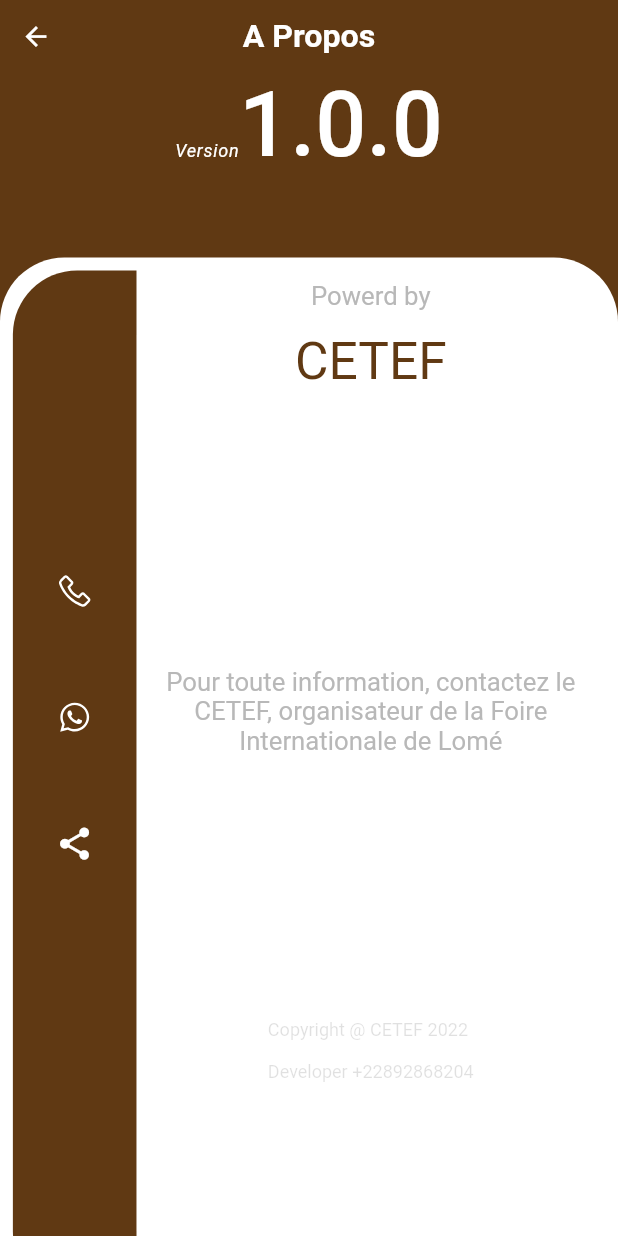
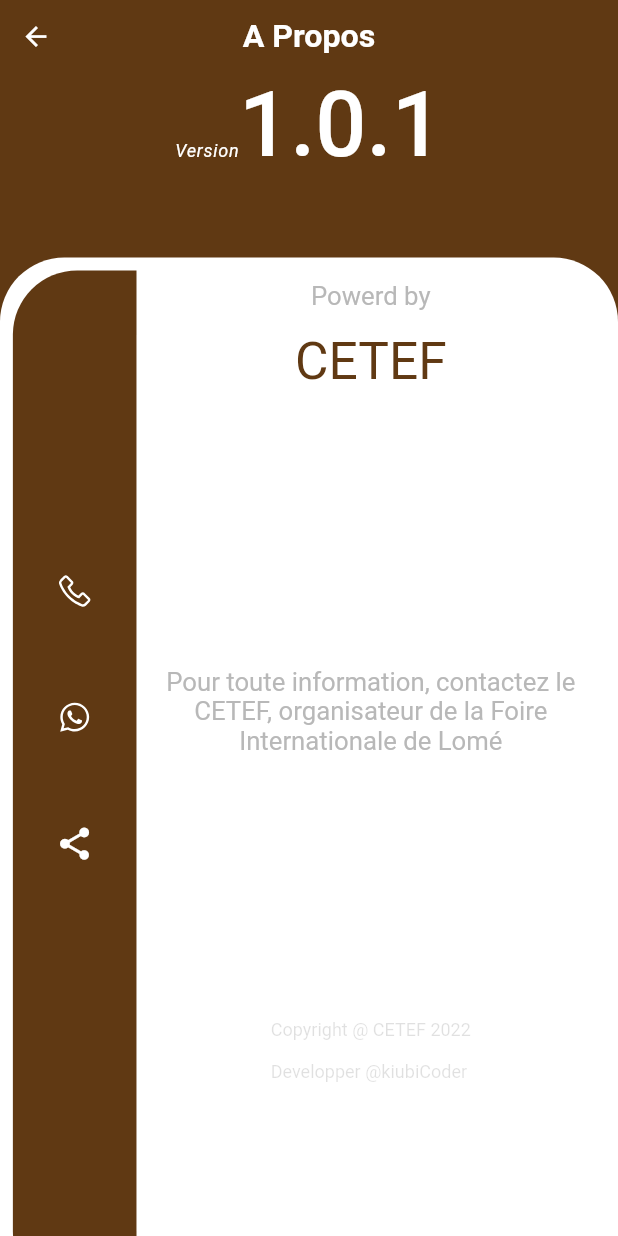
Before and after one commit to kiubiCoder/tfoire, a Flutter app: the AboutPage screen opened by its route, on a phone screen of 412 x 824 dp. Run offline on Flutter 3.47's test engine with Material 2 defaults, Android fonts, the phone set to English and light mode, and no system bars; our stand-ins replace animated_text_kit, cached_network_image, carousel_slider, connectivity_plus, date_format, diacritic and 16 more; missing offline and left inert: cron, flutter_phone_direct_caller; accounts and stored records are empty; network calls fail.

Commit message:
second commit du projet mobile de la foire togo 2000
Signed-off-by: kiubiCoder <honobil2001@gmail.com>

```diff
--- a/lib/ui/AboutPage.dart
+++ b/lib/ui/AboutPage.dart
@@ -165,10 +165,21 @@ class _AboutPageState extends State<AboutPage> {
                                 ),
                               ),
                             ),
-                            Center(
-                              child: Text(Copyright + "\n\nDeveloper +22892868204",
-                                style: TextStyle(
-                                  color: Colors.black12
+                            GestureDetector(
+                              onTap: (){
+                                Uri _url = Uri.parse(
+                                    "whatsapp://send?phone=+22892868204&text="
+                                        "Bonjour, Je vous écris depuis l'application de la Foire Togo 2000!"
+                                );
+                                myUrlLauncher(_url);
+                              },
+                              child: Container(
+                                child: Center(
+                                  child: Text(Copyright + "\n\nDevelopper @kiubiCoder",
+                                    style: TextStyle(
+                                      color: Colors.black12
+                                    ),
+                                  ),
                                 ),
                               ),
                             )
--- a/lib/utilitaires/Constants.dart
+++ b/lib/utilitaires/Constants.dart
@@ -31,7 +31,7 @@ final oCcy = new NumberFormat("#,###", "en_US");
 //contacts
 final String telAssistance = '+22893022193';
 final String whatsappAssistance = '+22893022193';
-final String APP_VERSION = "1.0.0";
+final String APP_VERSION = "1.0.1";
 final String Copyright = "Copyright @ CETEF 2022";
 String PREFKEY = 'appState';
 String Logo_foire = 'assets/images/ic_foire.png';
--- a/pubspec.yaml
+++ b/pubspec.yaml
@@ -17,7 +17,7 @@ publish_to: 'none' # Remove this line if you wish to publish to pub.dev
 # https://developer.apple.com/library/archive/documentation/General/Reference/InfoPlistKeyReference/Articles/CoreFoundationKeys.html
 # In Windows, build-name is used as the major, minor, and patch parts
 # of the product and file versions while build-number is used as the build suffix.
-version: 1.0.0+1
+version: 1.0.1+2
 
 environment:
   sdk: '>=2.17.0 <=3.0.0'
```
Also changed, not shown: lib/ui/GalleriePage.dart (+19 -2 lines), pubspec.lock.
